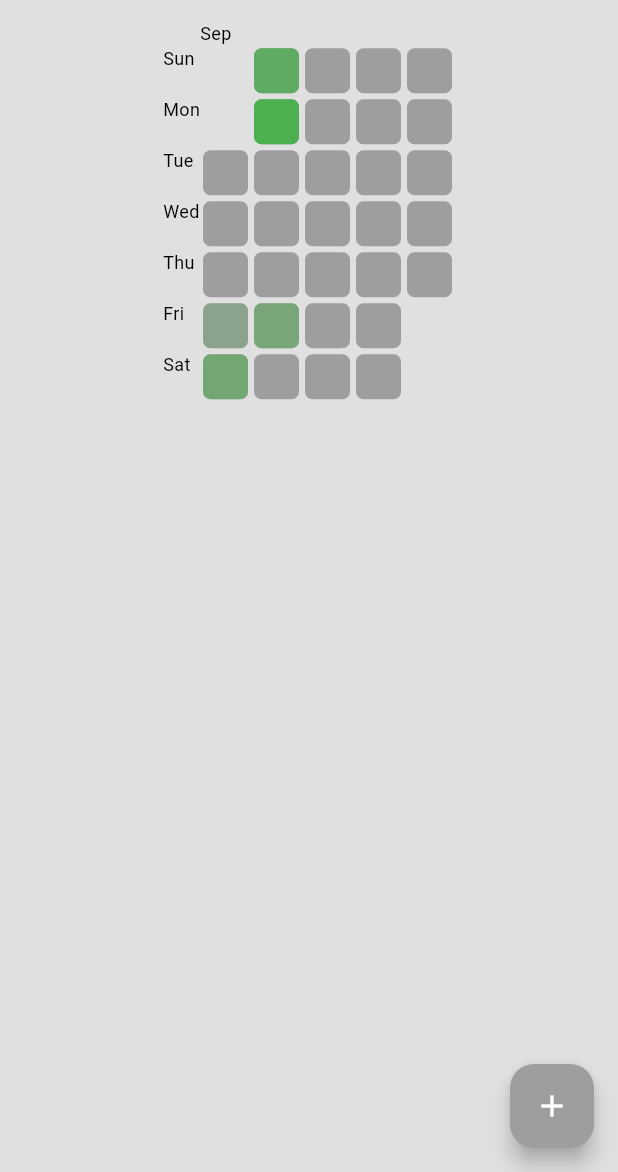
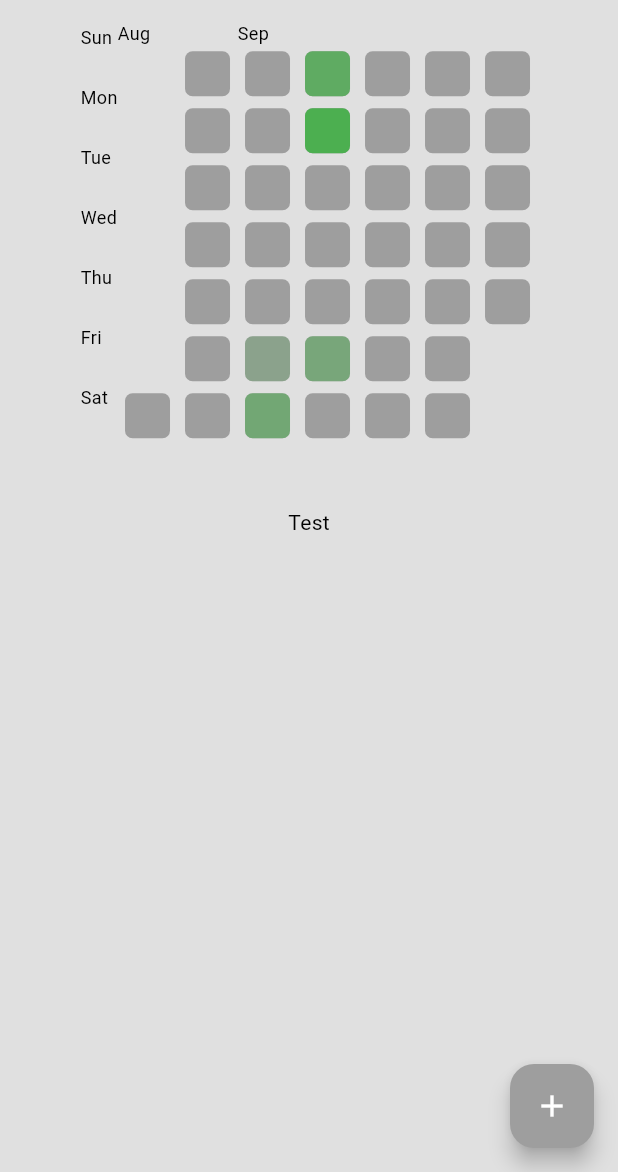
Before and after one commit to 1nsomnes/minimal_addiction_beater, a Flutter app: the HomePage screen opened directly, on a phone screen of 412 x 824 dp, the part 64-1236 px from its top. Run offline on Flutter 3.47's test engine with Material 3 defaults, Android fonts, the phone set to English and light mode, and no system bars; drawn by our look-alikes of flutter_heatmap_calendar; our stand-ins replace shared_preferences; accounts and stored records are empty.

Commit message:
swipe through heat calendar and pages

```diff
--- a/lib/components/heatmap.dart
+++ b/lib/components/heatmap.dart
@@ -15,8 +15,9 @@ class MyHeatMap extends StatelessWidget {
         DateTime(2024, 9, 9): 13,
         DateTime(2024, 9, 13): 6,
       },
-      startDate: DateTime.now().add(const Duration(days: -30)),
+      startDate: DateTime.now().add(const Duration(days: -40)),
       endDate: DateTime.now(),
+      margin: const EdgeInsets.symmetric(horizontal: 5, vertical: 4),
       colorMode: ColorMode.opacity,
       defaultColor: Provider.of<ThemeProvider>(context).themeData.primaryColor,
       showColorTip: false,
@@ -26,10 +27,6 @@ class MyHeatMap extends StatelessWidget {
       colorsets: const {
         1: Colors.green,
       },
-      onClick: (value) {
-        ScaffoldMessenger.of(context)
-            .showSnackBar(SnackBar(content: Text(value.toString())));
-      },
     );
   }
 }
--- a/lib/main.dart
+++ b/lib/main.dart
@@ -2,6 +2,7 @@ import 'package:flutter/material.dart';
 import 'package:minimal_addiciton_beater/pages/home_page.dart';
 import 'package:minimal_addiciton_beater/pages/intro_page.dart';
 import 'package:minimal_addiciton_beater/theme/theme_provider.dart';
+import 'package:minimal_addiciton_beater/utilities/app_scroll_behavior.dart';
 import 'package:provider/provider.dart';
 import 'package:shared_preferences/shared_preferences.dart';
 
@@ -42,7 +43,8 @@ class _MyAppState extends State<MyApp> {
   Widget build(BuildContext context) {
     return MaterialApp(
       debugShowCheckedModeBanner: false,
-      home: _isIntroShown ? const HomePage() : const IntroPage(),
+      home: _isIntroShown ? HomePage() : const IntroPage(),
+      scrollBehavior: AppScrollBehavior(),
       theme: Provider.of<ThemeProvider>(context).themeData,
     );
   }
--- a/lib/pages/home_page.dart
+++ b/lib/pages/home_page.dart
@@ -4,7 +4,9 @@ import 'package:minimal_addiciton_beater/components/heatmap.dart';
 import 'package:minimal_addiciton_beater/pages/settings_page.dart';
 
 class HomePage extends StatelessWidget {
-  const HomePage({super.key});
+  HomePage({super.key});
+
+  final _controller = PageController();
 
   Future<List<String>> _fetchDrawerItems() async {
     return ['Item 1', 'Item 2', 'Item 3'];
@@ -32,10 +34,17 @@ class HomePage extends StatelessWidget {
         onPressed: () {},
         child: const Icon(Icons.add),
       ),
-      body: const Center(
-        child: const Column(
+      body: Center(
+        child: Column(
           children: [
-            MyHeatMap(),
+            SizedBox(
+              height: 325,
+              child: PageView(
+                controller: _controller,
+                children: const [MyHeatMap(), Text("Page 2"), Text("Page 3")],
+              ),
+            ),
+            Text("Test")
           ],
         ),
       ),
--- a/lib/pages/intro_page.dart
+++ b/lib/pages/intro_page.dart
@@ -17,7 +17,7 @@ class _IntroPageState extends State<IntroPage> {
     SharedPreferences prefs = await SharedPreferences.getInstance();
     await prefs.setBool('isIntroSeen', true);
     Navigator.pushReplacement(
-        context, MaterialPageRoute(builder: (context) => const HomePage()));
+        context, MaterialPageRoute(builder: (context) => HomePage()));
   }
 
   @override
--- /dev/null
+++ b/lib/utilities/app_scroll_behavior.dart
@@ -0,0 +1,11 @@
+import 'dart:ui';
+import 'package:flutter/material.dart';
+
+class AppScrollBehavior extends MaterialScrollBehavior {
+  @override
+  Set<PointerDeviceKind> get dragDevices => {
+        PointerDeviceKind.touch,
+        PointerDeviceKind.mouse,
+        PointerDeviceKind.trackpad
+      };
+}
```
